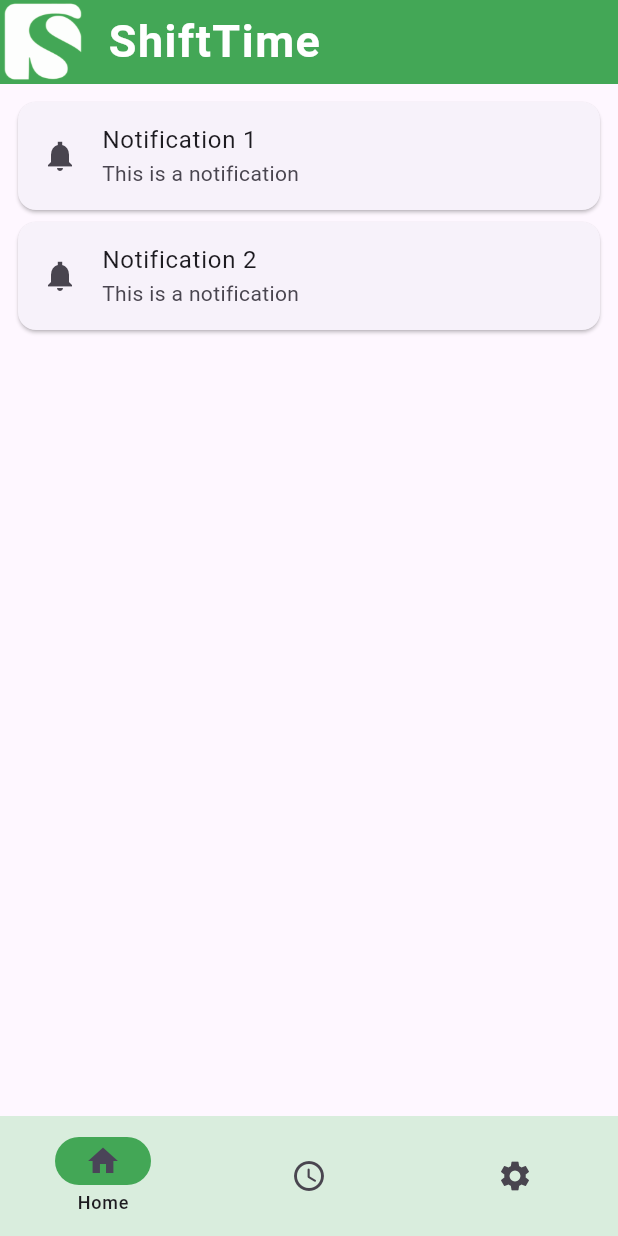
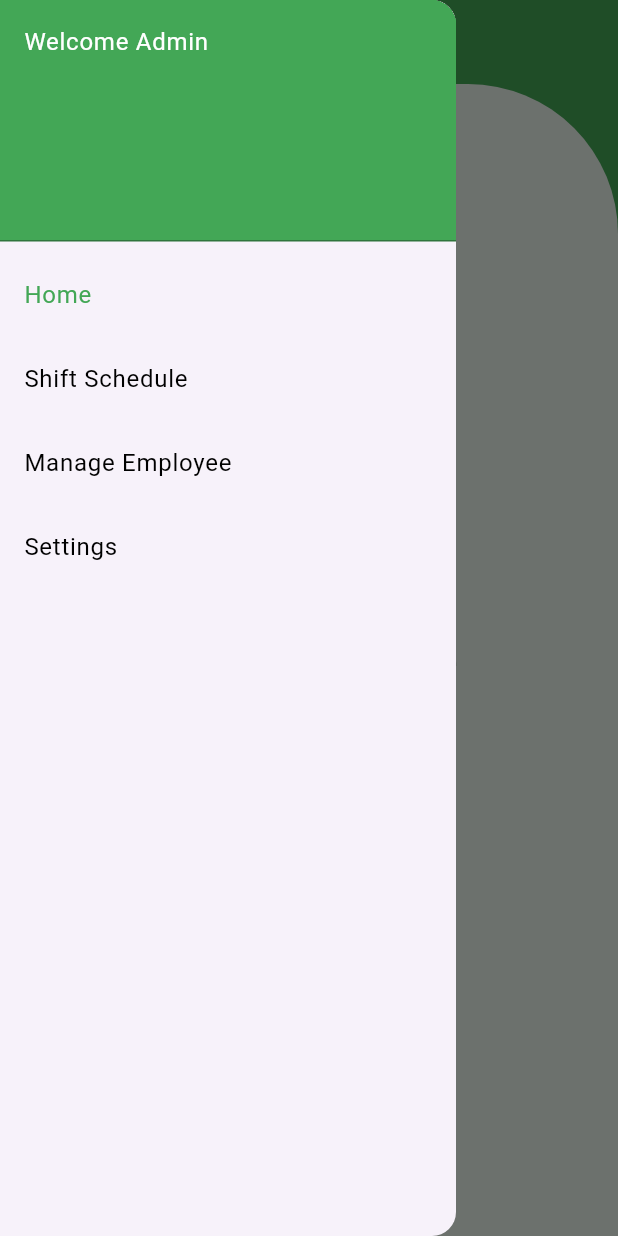
Before and after one commit to pratikboghani/shifttime, a Flutter app: the screen it shows after launch, with the side drawer open (before the commit the screen has no drawer), on a phone screen of 412 x 824 dp. Run offline on Flutter 3.47's test engine with Material 3 defaults, Android fonts, the phone set to English and light mode, and no system bars; our stand-ins replace animated_splash_screen, shared_preferences; missing offline and left inert: dart:js_interop, extension.

Commit message:
forgot password UI and Admin Side prototype

```diff
--- a/lib/main.dart
+++ b/lib/main.dart
@@ -1,5 +1,6 @@
 import 'package:animated_splash_screen/animated_splash_screen.dart';
 import 'package:flutter/material.dart';
+import 'package:shifttime/screens/admin_home_screen.dart';
 import 'package:shifttime/screens/login_screen.dart';
 import 'package:shifttime/screens/user_home_screen.dart';
 import 'package:shifttime/utilities/constants.dart';
@@ -32,7 +33,7 @@
 
       debugShowCheckedModeBanner: false,
         home: SafeArea(
-          child: UserHomeScreen(),
+          child: AdminHomeScreen(),
       //   child:AnimatedSplashScreen(
       //     splash: 'images/ShiftTimeIcon.png',
       //     nextScreen: LoginScreen(),
--- /dev/null
+++ b/lib/screens/admin_home_screen.dart
@@ -0,0 +1,143 @@
+import 'package:flutter/material.dart';
+import 'package:shifttime/screens/user_setting_screen.dart';
+
+import '../utilities/constants.dart';
+
+void main() => runApp(const AdminHomeScreen());
+
+class AdminHomeScreen extends StatelessWidget {
+  const AdminHomeScreen({super.key});
+
+  @override
+  Widget build(BuildContext context) {
+    return MaterialApp(
+      debugShowCheckedModeBanner: false,
+      theme:mytheme,
+      home: const AdminHomePage(),
+    );
+  }
+}
+
+class AdminHomePage extends StatefulWidget {
+  const AdminHomePage({super.key});
+
+  @override
+  State<AdminHomePage> createState() => _AdminHomePageState();
+}
+
+class _AdminHomePageState extends State<AdminHomePage> {
+  int currentPageIndex = 0;
+  int _selectedIndex = 0;
+  static const TextStyle optionStyle =
+  TextStyle(fontSize: 30, fontWeight: FontWeight.bold);
+  static const List<Widget> _widgetOptions = <Widget>[
+    Text(
+      'Index 0: Home',
+      style: optionStyle,
+    ),
+    Text(
+      'Index 1: Schedule',
+      style: optionStyle,
+    ),
+    Text(
+      'Index 2: Manage',
+      style: optionStyle,
+    ),
+    Text(
+      'Index 3: Settings',
+      style: optionStyle,
+    ),
+  ];
+
+  void _onItemTapped(int index) {
+    setState(() {
+      _selectedIndex = index;
+    });
+  }
+  @override
+  Widget build(BuildContext context) {
+    final height = MediaQuery.of(context).size.height;
+    final width = MediaQuery.of(context).size.width;
+    final ThemeData theme = Theme.of(context);
+    return Scaffold(
+
+      backgroundColor: clrGreenOriginal,
+      appBar: AppBar(
+        backgroundColor: clrGreenOriginal,
+        title: Text('ShiftTime', style: TextStyle(color: clrWhite, fontSize: 30, letterSpacing: 1, fontWeight: FontWeight.bold),),
+        // leading: Image(image: const AssetImage('images/ShiftTimeIconWhite.png'),),
+      ),
+      body: Container(
+        height: height,
+        decoration: const BoxDecoration(
+          color: clrGreenWhite90,
+          borderRadius: BorderRadius.only(
+            topRight: Radius.circular(100.0),
+          ),
+        ),
+        child: Center(
+          child: _widgetOptions[_selectedIndex],
+        ),
+      ),
+      drawer: Drawer(
+
+        child: ListView(
+          // Important: Remove any padding from the ListView.
+          padding: EdgeInsets.zero,
+          children: [
+            const DrawerHeader(
+              decoration: BoxDecoration(
+                color: clrGreenOriginal,
+              ),
+              child: Text('Welcome Admin', style: TextStyle(color: clrWhite),),
+            ),
+            ListTile(
+              title: const Text('Home'),
+              selected: _selectedIndex == 0,
+              onTap: () {
+                // Update the state of the app
+                _onItemTapped(0);
+                // Then close the drawer
+                Navigator.pop(context);
+              },
+            ),
+            ListTile(
+              title: const Text('Shift Schedule'),
+              selected: _selectedIndex == 1,
+              onTap: () {
+                // Update the state of the app
+                _onItemTapped(1);
+                // Then close the drawer
+                Navigator.pop(context);
+              },
+            ),
+            ListTile(
+              title: const Text('Manage Employee'),
+              selected: _selectedIndex == 2,
+              onTap: () {
+                // Update the state of the app
+                _onItemTapped(2);
+                // Then close the drawer
+                Navigator.pop(context);
+              },
+            ),
+            ListTile(
+              title: const Text('Settings'),
+              selected: _selectedIndex == 3,
+              onTap: () {
+                // Update the state of the app
+                _onItemTapped(3);
+
+                // Then close the drawer
+                Navigator.pop(context);
+              },
+            ),
+          ],
+        ),
+      ),
+
+
+
+    );
+  }
+}
--- a/lib/utilities/constants.dart
+++ b/lib/utilities/constants.dart
@@ -20,7 +20,7 @@ const clrGreenDark60 = Color(0xFF1b4322);
 const clrGreenDark70 = Color(0xFF14321a);
 const clrGreenDark80 = Color(0xFF0d2111);
 const clrGreenDark90 = Color(0xFF071109);
-
+const clrBlack = Colors.black;
 const clrWhite = Colors.white;
 const blueColor = Color(0xFF1B5A77);
 const greyColor = Colors.black;
@@ -115,6 +115,7 @@ final ThemeData mytheme= ThemeData(
     unselectedItemColor: clrGreenDark50,
     ),
 
+    listTileTheme: const ListTileThemeData(textColor: clrBlack, selectedColor: clrGreenOriginal),
     // Divider
     dividerTheme: const DividerThemeData(
     color: clrGreenDark30,
--- a/lib/utilities/text_form_field_widget.dart
+++ b/lib/utilities/text_form_field_widget.dart
@@ -23,6 +23,7 @@ class TextFormFieldWidget extends StatelessWidget {
   @override
   Widget build(BuildContext context) {
     return TextFormField(
+
       controller: controller,
       obscureText: obSecureText,
       keyboardType: keyboardType,
--- a/pubspec.yaml
+++ b/pubspec.yaml
@@ -17,6 +17,7 @@ dependencies:
   extension: ^0.6.0
   http: ^1.2.0
   shared_preferences: ^2.2.2
+  intl: ^0.19.0
 
 dev_dependencies:
   flutter_test:
```
Also changed, not shown: lib/screens/login_screen.dart (+351 -85 lines), pubspec.lock.
